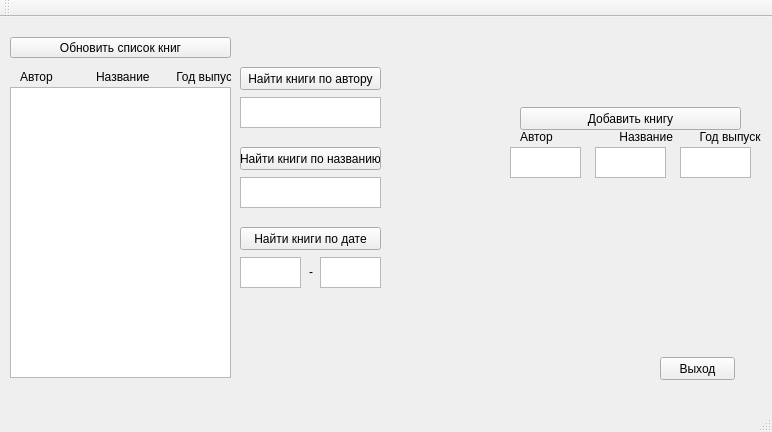
Before: the Qt Designer form mainwindow.ui in Stingermag/Library, drawn with Qt 5.
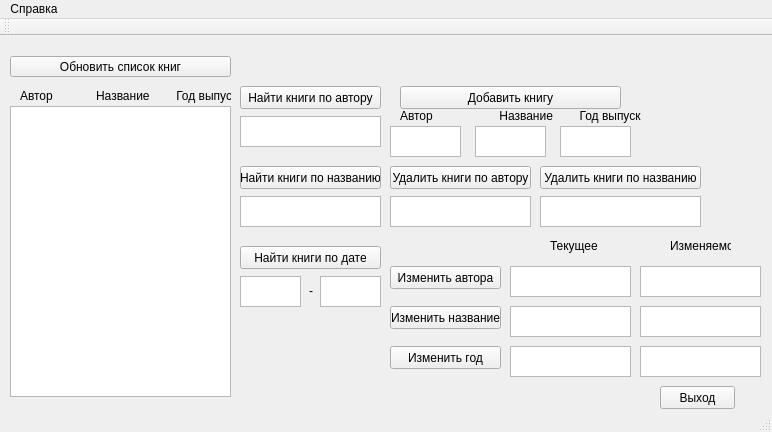
After: the same form once the commit is applied.

What changed in the file:
```diff
--- a/mainwindow.ui
+++ b/mainwindow.ui
@@ -51,7 +51,7 @@
     <property name="geometry">
      <rect>
       <x>660</x>
-      <y>340</y>
+      <y>350</y>
       <width>75</width>
       <height>23</height>
      </rect>
@@ -109,8 +109,8 @@
    <widget class="QPushButton" name="pushButton_5">
     <property name="geometry">
      <rect>
-      <x>520</x>
-      <y>90</y>
+      <x>400</x>
+      <y>50</y>
       <width>221</width>
       <height>23</height>
      </rect>
@@ -122,8 +122,8 @@
    <widget class="QTextEdit" name="textEdit_4">
     <property name="geometry">
      <rect>
-      <x>595</x>
-      <y>130</y>
+      <x>475</x>
+      <y>90</y>
       <width>71</width>
       <height>31</height>
      </rect>
@@ -132,8 +132,8 @@
    <widget class="QTextEdit" name="textEdit_5">
     <property name="geometry">
      <rect>
-      <x>680</x>
-      <y>130</y>
+      <x>560</x>
+      <y>90</y>
       <width>71</width>
       <height>31</height>
      </rect>
@@ -142,8 +142,8 @@
    <widget class="QTextEdit" name="textEdit_6">
     <property name="geometry">
      <rect>
-      <x>510</x>
-      <y>130</y>
+      <x>390</x>
+      <y>90</y>
       <width>71</width>
       <height>31</height>
      </rect>
@@ -152,8 +152,8 @@
    <widget class="QLabel" name="label">
     <property name="geometry">
      <rect>
-      <x>520</x>
-      <y>110</y>
+      <x>400</x>
+      <y>70</y>
       <width>241</width>
       <height>20</height>
      </rect>
@@ -221,6 +221,177 @@
      <string>-</string>
     </property>
    </widget>
+   <widget class="QTextEdit" name="textEdit_9">
+    <property name="geometry">
+     <rect>
+      <x>390</x>
+      <y>160</y>
+      <width>141</width>
+      <height>31</height>
+     </rect>
+    </property>
+   </widget>
+   <widget class="QPushButton" name="pushButton_7">
+    <property name="geometry">
+     <rect>
+      <x>390</x>
+      <y>130</y>
+      <width>141</width>
+      <height>23</height>
+     </rect>
+    </property>
+    <property name="text">
+     <string>Удалить книги по автору</string>
+    </property>
+   </widget>
+   <widget class="QPushButton" name="pushButton_8">
+    <property name="geometry">
+     <rect>
+      <x>540</x>
+      <y>130</y>
+      <width>161</width>
+      <height>23</height>
+     </rect>
+    </property>
+    <property name="text">
+     <string>Удалить книги по названию</string>
+    </property>
+   </widget>
+   <widget class="QTextEdit" name="textEdit_10">
+    <property name="geometry">
+     <rect>
+      <x>540</x>
+      <y>160</y>
+      <width>161</width>
+      <height>31</height>
+     </rect>
+    </property>
+   </widget>
+   <widget class="QPushButton" name="pushButton_9">
+    <property name="geometry">
+     <rect>
+      <x>390</x>
+      <y>230</y>
+      <width>111</width>
+      <height>23</height>
+     </rect>
+    </property>
+    <property name="text">
+     <string>Изменить автора</string>
+    </property>
+   </widget>
+   <widget class="QPushButton" name="pushButton_10">
+    <property name="geometry">
+     <rect>
+      <x>390</x>
+      <y>270</y>
+      <width>111</width>
+      <height>23</height>
+     </rect>
+    </property>
+    <property name="text">
+     <string>Изменить название</string>
+    </property>
+   </widget>
+   <widget class="QPushButton" name="pushButton_11">
+    <property name="geometry">
+     <rect>
+      <x>390</x>
+      <y>310</y>
+      <width>111</width>
+      <height>23</height>
+     </rect>
+    </property>
+    <property name="text">
+     <string>Изменить год</string>
+    </property>
+   </widget>
+   <widget class="QTextEdit" name="textEdit_11">
+    <property name="geometry">
+     <rect>
+      <x>510</x>
+      <y>230</y>
+      <width>121</width>
+      <height>31</height>
+     </rect>
+    </property>
+   </widget>
+   <widget class="QTextEdit" name="textEdit_12">
+    <property name="geometry">
+     <rect>
+      <x>640</x>
+      <y>230</y>
+      <width>121</width>
+      <height>31</height>
+     </rect>
+    </property>
+   </widget>
+   <widget class="QTextEdit" name="textEdit_13">
+    <property name="geometry">
+     <rect>
+      <x>510</x>
+      <y>270</y>
+      <width>121</width>
+      <height>31</height>
+     </rect>
+    </property>
+   </widget>
+   <widget class="QTextEdit" name="textEdit_14">
+    <property name="geometry">
+     <rect>
+      <x>640</x>
+      <y>270</y>
+      <width>121</width>
+      <height>31</height>
+     </rect>
+    </property>
+   </widget>
+   <widget class="QTextEdit" name="textEdit_15">
+    <property name="geometry">
+     <rect>
+      <x>510</x>
+      <y>310</y>
+      <width>121</width>
+      <height>31</height>
+     </rect>
+    </property>
+   </widget>
+   <widget class="QTextEdit" name="textEdit_16">
+    <property name="geometry">
+     <rect>
+      <x>640</x>
+      <y>310</y>
+      <width>121</width>
+      <height>31</height>
+     </rect>
+    </property>
+   </widget>
+   <widget class="QLabel" name="label_4">
+    <property name="geometry">
+     <rect>
+      <x>550</x>
+      <y>200</y>
+      <width>51</width>
+      <height>20</height>
+     </rect>
+    </property>
+    <property name="text">
+     <string>Текущее</string>
+    </property>
+   </widget>
+   <widget class="QLabel" name="label_5">
+    <property name="geometry">
+     <rect>
+      <x>670</x>
+      <y>200</y>
+      <width>61</width>
+      <height>20</height>
+     </rect>
+    </property>
+    <property name="text">
+     <string>Изменяемое</string>
+    </property>
+   </widget>
   </widget>
   <widget class="QMenuBar" name="menuBar">
    <property name="geometry">
@@ -231,6 +402,13 @@
      <height>21</height>
     </rect>
    </property>
+   <widget class="QMenu" name="menu">
+    <property name="title">
+     <string>Справка</string>
+    </property>
+    <addaction name="action"/>
+   </widget>
+   <addaction name="menu"/>
   </widget>
   <widget class="QToolBar" name="mainToolBar">
    <attribute name="toolBarArea">
```
Left out of the diff: 5 changed lines with no effect on the pictures.
